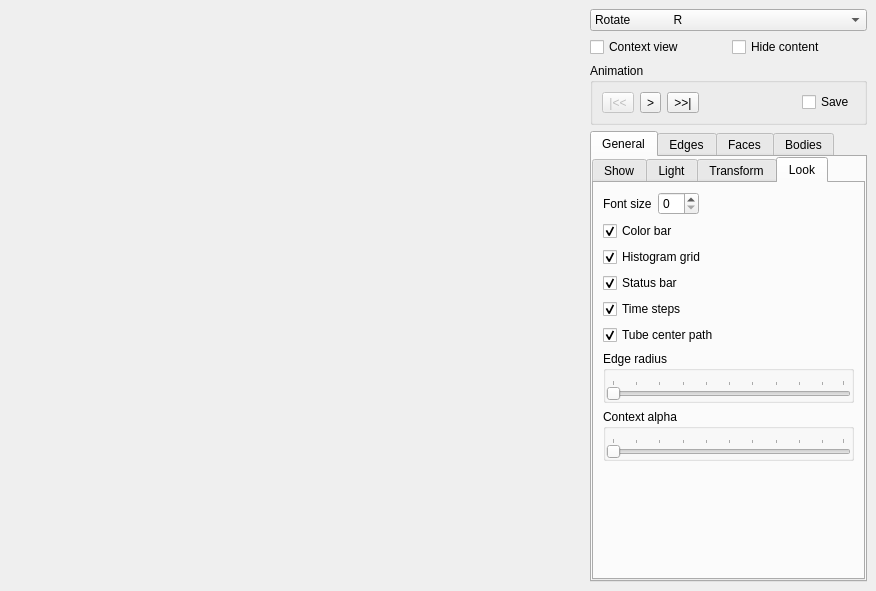
Old version of the form MainWindow.ui in the repository danlipsa/foamvis.
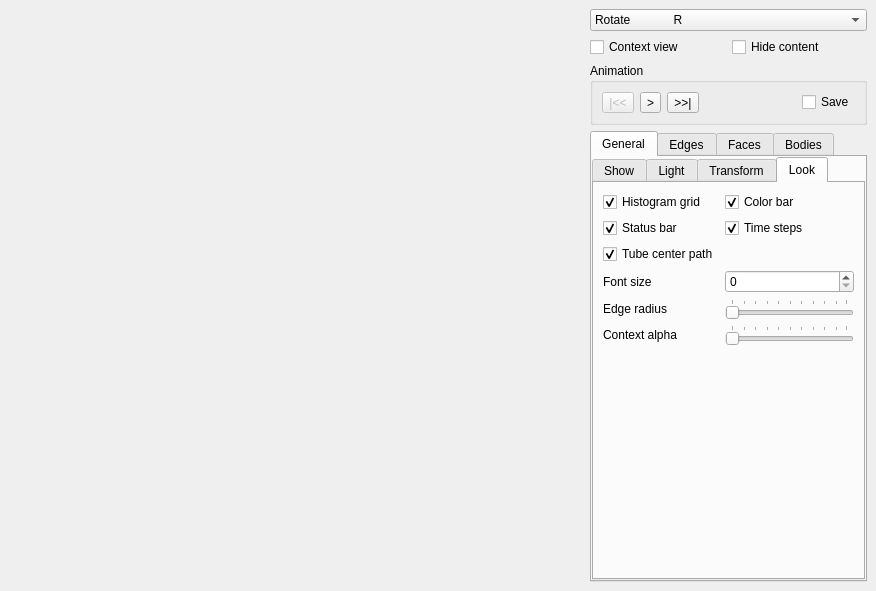
New version of the form. The open tabs and pages were chosen to show the change. Custom widgets are drawn as their Qt base class.

```diff
--- a/MainWindow.ui
+++ b/MainWindow.ui
@@ -748,50 +748,73 @@
               <attribute name="title">
                <string>Look</string>
               </attribute>
-              <layout class="QVBoxLayout" name="verticalLayout_21">
-               <item>
-                <widget class="QWidget" name="widget_3" native="true">
-                 <layout class="QHBoxLayout" name="horizontalLayout_13">
-                  <property name="margin">
-                   <number>0</number>
-                  </property>
-                  <item>
-                   <widget class="QLabel" name="label_10">
-                    <property name="text">
-                     <string>Font size</string>
-                    </property>
-                   </widget>
-                  </item>
-                  <item>
-                   <widget class="QSpinBox" name="spinBoxFontSize"/>
-                  </item>
-                  <item>
-                   <spacer name="horizontalSpacer_2">
-                    <property name="orientation">
-                     <enum>Qt::Horizontal</enum>
-                    </property>
-                    <property name="sizeHint" stdset="0">
-                     <size>
-                      <width>40</width>
-                      <height>20</height>
-                     </size>
-                    </property>
-                   </spacer>
-                  </item>
-                 </layout>
+              <layout class="QFormLayout" name="formLayout_2">
+               <property name="fieldGrowthPolicy">
+                <enum>QFormLayout::AllNonFixedFieldsGrow</enum>
+               </property>
+               <item row="6" column="0">
+                <widget class="QLabel" name="label_17">
+                 <property name="text">
+                  <string>Edge radius</string>
+                 </property>
                 </widget>
                </item>
-               <item>
-                <widget class="QCheckBox" name="checkBoxColorBarShown">
+               <item row="6" column="1">
+                <widget class="QSlider" name="horizontalSliderEdgesRadius">
+                 <property name="maximum">
+                  <number>99</number>
+                 </property>
+                 <property name="pageStep">
+                  <number>10</number>
+                 </property>
+                 <property name="orientation">
+                  <enum>Qt::Horizontal</enum>
+                 </property>
+                 <property name="tickPosition">
+                  <enum>QSlider::TicksAbove</enum>
+                 </property>
+                 <property name="tickInterval">
+                  <number>10</number>
+                 </property>
+                </widget>
+               </item>
+               <item row="7" column="0">
+                <widget class="QLabel" name="label_18">
                  <property name="text">
-                  <string>Color bar</string>
+                  <string>Context alpha</string>
                  </property>
-                 <property name="checked">
-                  <bool>true</bool>
+                </widget>
+               </item>
+               <item row="7" column="1">
+                <widget class="QSlider" name="horizontalSliderContextAlpha">
+                 <property name="maximum">
+                  <number>99</number>
                  </property>
+                 <property name="pageStep">
+                  <number>10</number>
+                 </property>
+                 <property name="orientation">
+                  <enum>Qt::Horizontal</enum>
+                 </property>
+                 <property name="tickPosition">
+                  <enum>QSlider::TicksAbove</enum>
+                 </property>
+                 <property name="tickInterval">
+                  <number>10</number>
+                 </property>
                 </widget>
                </item>
-               <item>
+               <item row="5" column="0">
+                <widget class="QLabel" name="label_10">
+                 <property name="text">
+                  <string>Font size</string>
+                 </property>
+                </widget>
+               </item>
+               <item row="5" column="1">
+                <widget class="QSpinBox" name="spinBoxFontSize"/>
+               </item>
+               <item row="0" column="0">
                 <widget class="QCheckBox" name="checkBoxHistogramGridShown">
                  <property name="text">
                   <string>Histogram grid</string>
@@ -801,7 +824,17 @@
                  </property>
                 </widget>
                </item>
-               <item>
+               <item row="0" column="1">
+                <widget class="QCheckBox" name="checkBoxColorBarShown">
+                 <property name="text">
+                  <string>Color bar</string>
+                 </property>
+                 <property name="checked">
+                  <bool>true</bool>
+                 </property>
+                </widget>
+               </item>
+               <item row="1" column="0">
                 <widget class="QCheckBox" name="checkBoxStatusBarShown">
                  <property name="text">
                   <string>Status bar</string>
@@ -811,7 +844,7 @@
                  </property>
                 </widget>
                </item>
-               <item>
+               <item row="1" column="1">
                 <widget class="QCheckBox" name="checkBoxTimeStepsShown">
                  <property name="text">
                   <string>Time steps</string>
@@ -821,7 +854,7 @@
                  </property>
                 </widget>
                </item>
-               <item>
+               <item row="2" column="0">
                 <widget class="QCheckBox" name="checkBoxTubeCenterPathUsed">
                  <property name="text">
                   <string>Tube center path</string>
@@ -831,99 +864,6 @@
                  </property>
                 </widget>
                </item>
-               <item>
-                <widget class="QGroupBox" name="groupBox_7">
-                 <property name="title">
-                  <string>Edge radius</string>
-                 </property>
-                 <layout class="QVBoxLayout" name="verticalLayout_23">
-                  <property name="leftMargin">
-                   <number>0</number>
-                  </property>
-                  <property name="topMargin">
-                   <number>9</number>
-                  </property>
-                  <property name="rightMargin">
-                   <number>0</number>
-                  </property>
-                  <property name="bottomMargin">
-                   <number>0</number>
-                  </property>
-                  <item>
-                   <widget class="QSlider" name="horizontalSliderEdgesRadius">
-                    <property name="maximum">
-                     <number>99</number>
-                    </property>
-                    <property name="pageStep">
-                     <number>10</number>
-                    </property>
-                    <property name="orientation">
-                     <enum>Qt::Horizontal</enum>
-                    </property>
-                    <property name="tickPosition">
-                     <enum>QSlider::TicksAbove</enum>
-                    </property>
-                    <property name="tickInterval">
-                     <number>10</number>
-                    </property>
-                   </widget>
-                  </item>
-                 </layout>
-                </widget>
-               </item>
-               <item>
-                <widget class="QGroupBox" name="groupBox_8">
-                 <property name="title">
-                  <string>Context alpha</string>
-                 </property>
-                 <layout class="QVBoxLayout" name="verticalLayout_24">
-                  <property name="leftMargin">
-                   <number>0</number>
-                  </property>
-                  <property name="topMargin">
-                   <number>9</number>
-                  </property>
-                  <property name="rightMargin">
-                   <number>0</number>
-                  </property>
-                  <property name="bottomMargin">
-                   <number>0</number>
-                  </property>
-                  <item>
-                   <widget class="QSlider" name="horizontalSliderContextAlpha">
-                    <property name="maximum">
-                     <number>99</number>
-                    </property>
-                    <property name="pageStep">
-                     <number>10</number>
-                    </property>
-                    <property name="orientation">
-                     <enum>Qt::Horizontal</enum>
-                    </property>
-                    <property name="tickPosition">
-                     <enum>QSlider::TicksAbove</enum>
-                    </property>
-                    <property name="tickInterval">
-                     <number>10</number>
-                    </property>
-                   </widget>
-                  </item>
-                 </layout>
-                </widget>
-               </item>
-               <item>
-                <spacer name="verticalSpacer_7">
-                 <property name="orientation">
-                  <enum>Qt::Vertical</enum>
-                 </property>
-                 <property name="sizeHint" stdset="0">
-                  <size>
-                   <width>20</width>
-                   <height>40</height>
-                  </size>
-                 </property>
-                </spacer>
-               </item>
               </layout>
              </widget>
             </widget>
```
Left out of the diff: 586 changed lines with no effect on the pictures.
